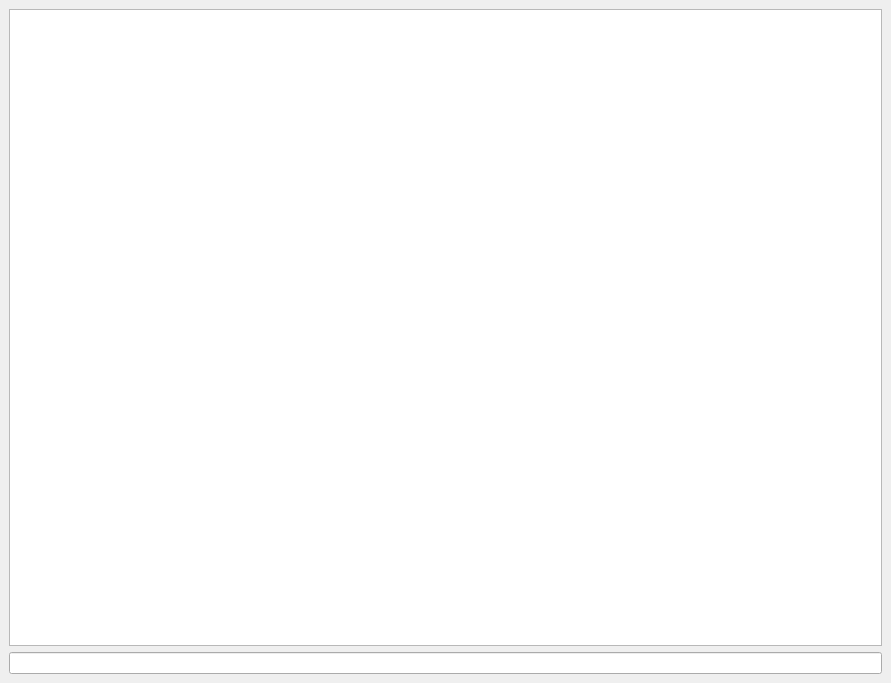
nikitamarchenko/TMC2, file tmc2/main.ui: the form before one commit.
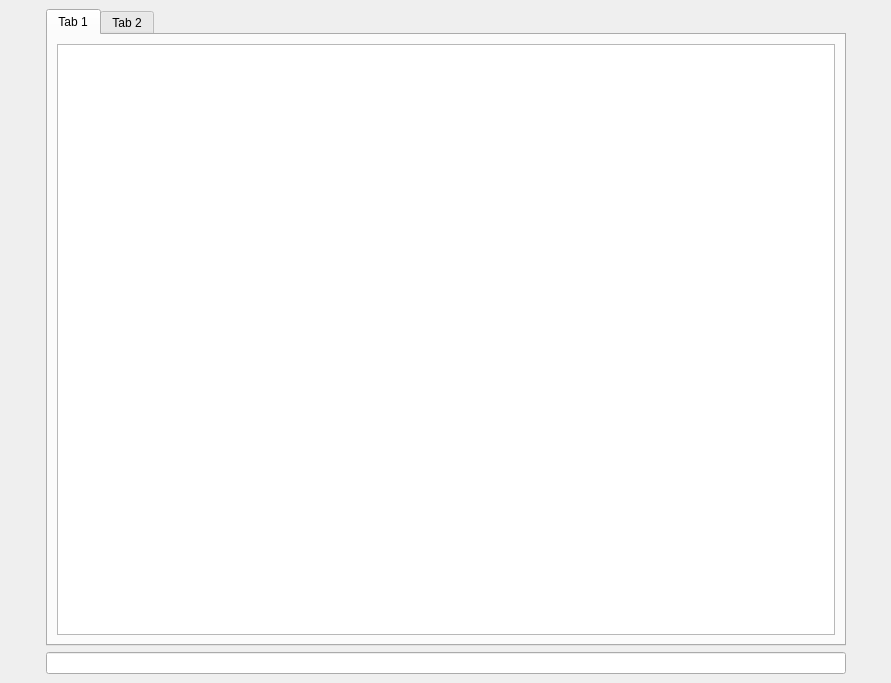
The form after the commit. The open tabs and pages were chosen to show the change.

The edit to the form file:
```diff
--- a/tmc2/main.ui
+++ b/tmc2/main.ui
@@ -14,12 +14,103 @@
    <string>MainWindow</string>
   </property>
   <widget class="QWidget" name="centralwidget">
-   <layout class="QVBoxLayout" name="verticalLayout">
-    <item>
-     <widget class="QPlainTextEdit" name="plainTextEdit"/>
+   <layout class="QGridLayout" name="gridLayout">
+    <item row="0" column="0">
+     <widget class="QWidget" name="widget" native="true">
+      <property name="minimumSize">
+       <size>
+        <width>0</width>
+        <height>0</height>
+       </size>
+      </property>
+     </widget>
     </item>
-    <item>
-     <widget class="QLineEdit" name="lineEdit"/>
+    <item row="1" column="2">
+     <widget class="QLineEdit" name="lineEdit">
+      <property name="sizePolicy">
+       <sizepolicy hsizetype="Fixed" vsizetype="Fixed">
+        <horstretch>0</horstretch>
+        <verstretch>0</verstretch>
+       </sizepolicy>
+      </property>
+      <property name="minimumSize">
+       <size>
+        <width>800</width>
+        <height>0</height>
+       </size>
+      </property>
+     </widget>
+    </item>
+    <item row="0" column="2">
+     <widget class="QTabWidget" name="tabWidget">
+      <property name="sizePolicy">
+       <sizepolicy hsizetype="Fixed" vsizetype="Expanding">
+        <horstretch>0</horstretch>
+        <verstretch>0</verstretch>
+       </sizepolicy>
+      </property>
+      <property name="minimumSize">
+       <size>
+        <width>800</width>
+        <height>0</height>
+       </size>
+      </property>
+      <property name="currentIndex">
+       <number>1</number>
+      </property>
+      <widget class="QWidget" name="tab">
+       <attribute name="title">
+        <string>Tab 1</string>
+       </attribute>
+       <layout class="QVBoxLayout" name="verticalLayout">
+        <item>
+         <widget class="QPlainTextEdit" name="plainTextEdit">
+          <property name="enabled">
+           <bool>true</bool>
+          </property>
+          <property name="sizePolicy">
+           <sizepolicy hsizetype="Expanding" vsizetype="Expanding">
+            <horstretch>0</horstretch>
+            <verstretch>0</verstretch>
+           </sizepolicy>
+          </property>
+          <property name="minimumSize">
+           <size>
+            <width>0</width>
+            <height>0</height>
+           </size>
+          </property>
+          <property name="baseSize">
+           <size>
+            <width>0</width>
+            <height>0</height>
+           </size>
+          </property>
+         </widget>
+        </item>
+       </layout>
+      </widget>
+      <widget class="QWidget" name="tab_2">
+       <attribute name="title">
+        <string>Tab 2</string>
+       </attribute>
+       <layout class="QVBoxLayout" name="verticalLayout_2">
+        <item>
+         <widget class="QWidget" name="widget_3" native="true">
+          <property name="sizePolicy">
+           <sizepolicy hsizetype="Expanding" vsizetype="Expanding">
+            <horstretch>0</horstretch>
+            <verstretch>0</verstretch>
+           </sizepolicy>
+          </property>
+         </widget>
+        </item>
+       </layout>
+      </widget>
+     </widget>
+    </item>
+    <item row="0" column="3">
+     <widget class="QWidget" name="widget_2" native="true"/>
     </item>
    </layout>
   </widget>
```
